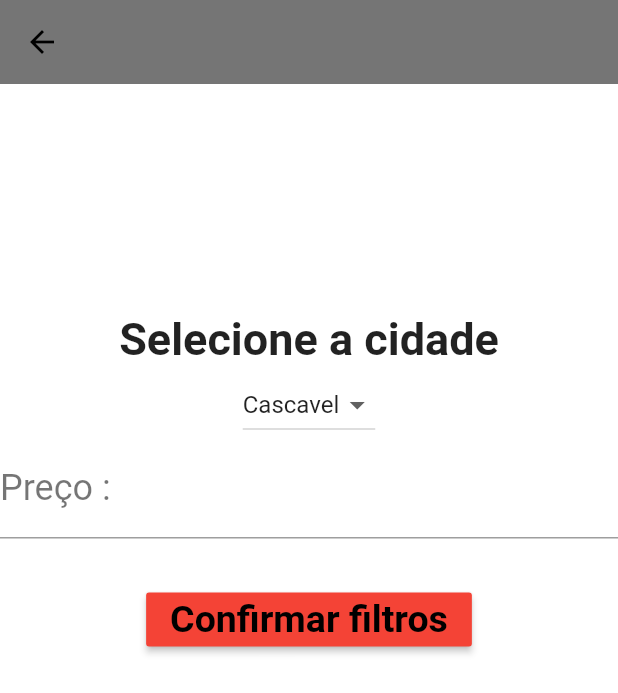
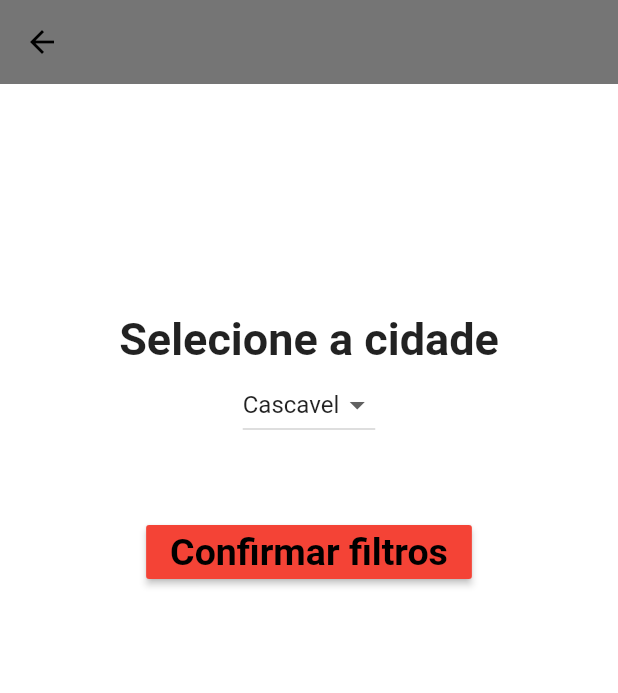
Before and after one commit to braguetoMurilo/projetoCampoSintetico, a Flutter app: the DropDown screen opened directly, on a phone screen of 412 x 824 dp. Shown: the top 693 px of the screen. Run offline on Flutter 3.47's test engine with Material 2 defaults, Android fonts, the phone set to English and light mode, and no system bars.

```diff
--- a/lib/field.research.dart
+++ b/lib/field.research.dart
@@ -28,7 +28,6 @@ class _DropDownState extends State<DropDown> {
       body: criaDropDownButton(),
     );
   }
-
   criaDropDownButton() {
     return Container(
         child: SingleChildScrollView(
@@ -63,24 +62,9 @@ class _DropDownState extends State<DropDown> {
             },
             value: _itemSelecionado,
           ),
-          TextFormField(
-            decoration: InputDecoration(
-                labelText: 'Preço :',
-                labelStyle: TextStyle(
-                  color: Colors.black54,
-                  fontSize: 24.0,
-                )),
-            validator: (String value) {
-              if (value.isEmpty) {
-                return "Preço é um campo obrigatorio";
-              }
-            },
-            onSaved: (String value) {
-              _price = value;
-            },
-          ),
+
           SizedBox(
-            height: 30.0,
+            height: 50.0,
           ),
           RaisedButton(
             color: Colors.red,
```
